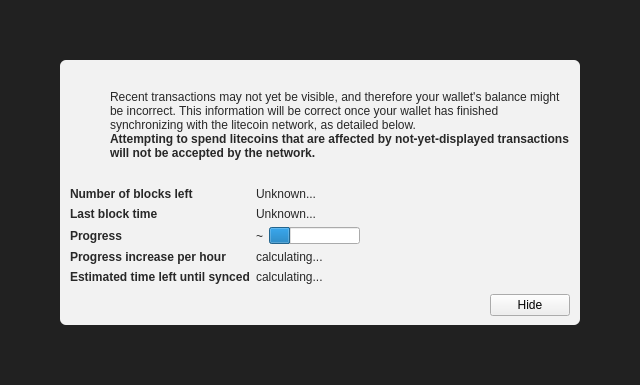
armhf16/qcoin, file src/qt/forms/modaloverlay.ui: the form before one commit.
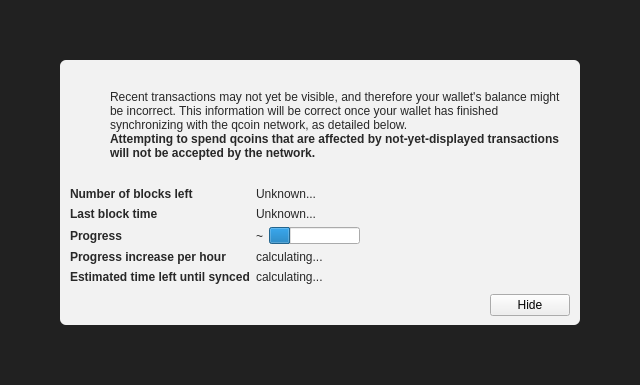
The form after the commit. Icons and pictures are not drawn. Custom widgets are drawn as their Qt base class.

Commit message: Rename Litecoin to Qcoin

```diff
--- a/src/qt/forms/modaloverlay.ui
+++ b/src/qt/forms/modaloverlay.ui
@@ -130,7 +130,7 @@
              <item>
               <widget class="QLabel" name="infoText">
                <property name="text">
-                <string>Recent transactions may not yet be visible, and therefore your wallet's balance might be incorrect. This information will be correct once your wallet has finished synchronizing with the litecoin network, as detailed below.</string>
+                <string>Recent transactions may not yet be visible, and therefore your wallet's balance might be incorrect. This information will be correct once your wallet has finished synchronizing with the qcoin network, as detailed below.</string>
                </property>
                <property name="textFormat">
                 <enum>Qt::RichText</enum>
@@ -149,7 +149,7 @@
                 </font>
                </property>
                <property name="text">
-                <string>Attempting to spend litecoins that are affected by not-yet-displayed transactions will not be accepted by the network.</string>
+                <string>Attempting to spend qcoins that are affected by not-yet-displayed transactions will not be accepted by the network.</string>
                </property>
                <property name="textFormat">
                 <enum>Qt::RichText</enum>
```
The commit also changes 294 other files.
